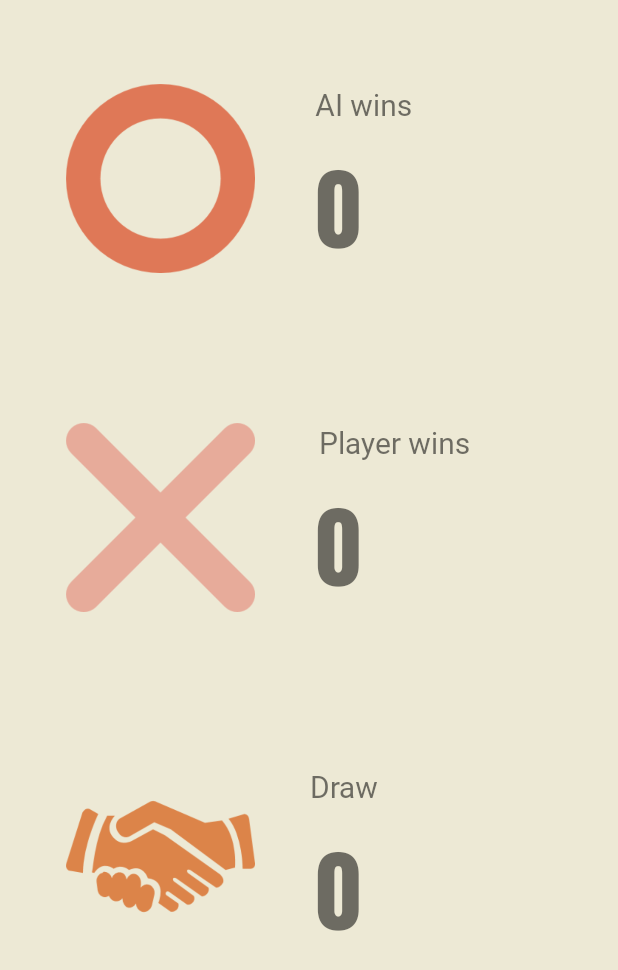
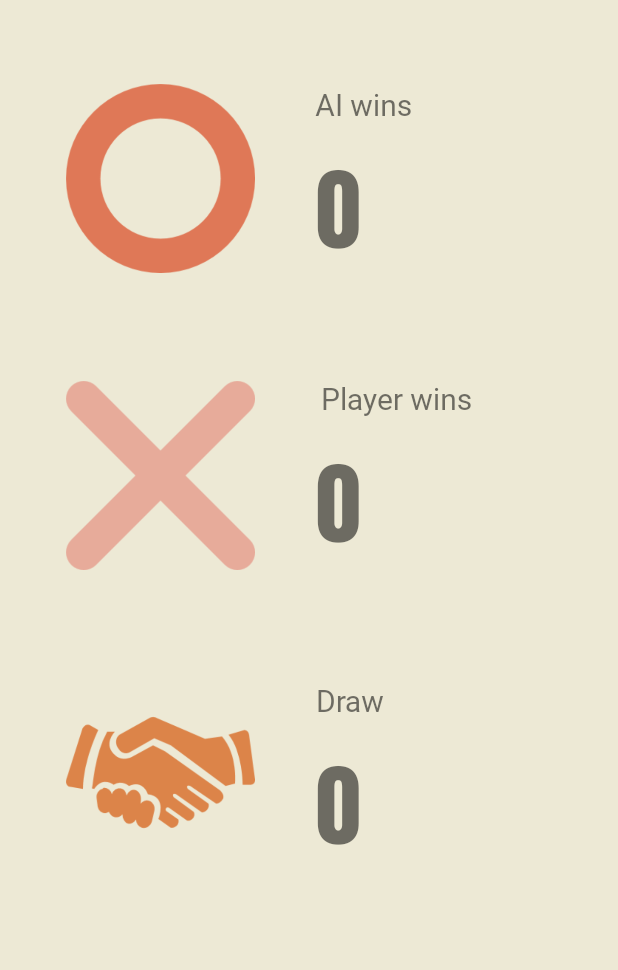
Before and after one commit to ChumyuenLaw/TicTacToe, an Android app: the StatisticsActivity screen opened directly, with no data from a screen before it, on a phone screen of 412 x 824 dp. Shown: the top 970 px of the screen. Run offline under Robolectric (Android 15) with nearby library versions, the phone set to English and light mode, and no system bars.

Commit message:
1.5.1 Set new fonts of Chinese. Fix some bugs.

```diff
--- a/app/src/main/java/com/chumyuenlaw/tictactoe/MainActivity.kt
+++ b/app/src/main/java/com/chumyuenlaw/tictactoe/MainActivity.kt
@@ -200,7 +200,7 @@ class MainActivity : AppCompatActivity() {
             saveBattleStatistics(userWon, computerWon, tie)
         } else {
             gameResultTW.text = getString(R.string.gameboard_gameresult_defeat)
-            information.text = getString(R.string.gameboard_info_encougarement)
+            information.text = getString(R.string.gameboard_info_encouragement)
             computerWon++
             mGameOver = true
             saveBattleStatistics(userWon, computerWon, tie)
--- a/app/src/main/java/com/chumyuenlaw/tictactoe/SettingsActivity.kt
+++ b/app/src/main/java/com/chumyuenlaw/tictactoe/SettingsActivity.kt
@@ -82,8 +82,8 @@ class SettingsActivity : AppCompatActivity() {
 
         aboutMeBtn.setOnClickListener {
             MaterialAlertDialogBuilder(this)
-                .setTitle("About Me")
-                .setMessage("An EE5415 individual project\nAuthor: Junyuan LUO\nGithub: https://github.com/ChumyuenLaw\nWelcome to star and fork!")
+                .setTitle(R.string.settings_about_me)
+                .setMessage(R.string.settings_about_me_info)
                 .setPositiveButton("OK") { _, _ -> }
                 .show()
         }
--- a/app/src/main/res/layout/activity_settings.xml
+++ b/app/src/main/res/layout/activity_settings.xml
@@ -11,13 +11,13 @@
         android:id="@+id/textView"
         android:layout_width="wrap_content"
         android:layout_height="wrap_content"
-        android:layout_marginTop="56dp"
+        android:layout_marginTop="36dp"
         android:fontFamily="@font/righteous"
         android:text="@string/settings_title"
         android:textColor="#FF7A3E65"
         android:textSize="60sp"
         app:layout_constraintEnd_toEndOf="parent"
-        app:layout_constraintHorizontal_bias="0.497"
+        app:layout_constraintHorizontal_bias="0.496"
         app:layout_constraintStart_toStartOf="parent"
         app:layout_constraintTop_toTopOf="parent" />
 
@@ -139,6 +139,7 @@
         style="@style/Widget.MaterialComponents.Button"
         android:layout_width="205dp"
         android:layout_height="45dp"
+        android:layout_marginBottom="16dp"
         android:fontFamily="@font/righteous"
         android:text="@string/settings_about_me"
         app:backgroundTint="#617143"
--- a/app/src/main/res/layout/activity_statistics.xml
+++ b/app/src/main/res/layout/activity_statistics.xml
@@ -50,7 +50,7 @@
         android:layout_width="126dp"
         android:layout_height="126dp"
         android:layout_marginStart="44dp"
-        android:layout_marginTop="100dp"
+        android:layout_marginTop="72dp"
         app:layout_constraintStart_toStartOf="parent"
         app:layout_constraintTop_toBottomOf="@+id/imageView"
         app:srcCompat="@drawable/close_256" />
@@ -59,14 +59,14 @@
         android:id="@+id/textView_you_win"
         android:layout_width="wrap_content"
         android:layout_height="wrap_content"
-        android:layout_marginTop="96dp"
+        android:layout_marginTop="252dp"
         android:fontFamily="@font/righteous"
         android:text="@string/statistics_player_wins"
         android:textSize="20sp"
         app:layout_constraintEnd_toEndOf="parent"
-        app:layout_constraintHorizontal_bias="0.303"
+        app:layout_constraintHorizontal_bias="0.31"
         app:layout_constraintStart_toEndOf="@+id/imageView4"
-        app:layout_constraintTop_toBottomOf="@+id/textView_ai_number" />
+        app:layout_constraintTop_toTopOf="parent" />
 
     <TextView
         android:id="@+id/textView_player_number"
@@ -87,7 +87,7 @@
         android:layout_width="126dp"
         android:layout_height="126dp"
         android:layout_marginStart="44dp"
-        android:layout_marginTop="100dp"
+        android:layout_marginTop="72dp"
         app:layout_constraintBottom_toBottomOf="parent"
         app:layout_constraintStart_toStartOf="parent"
         app:layout_constraintTop_toBottomOf="@+id/imageView4"
@@ -98,12 +98,12 @@
         android:id="@+id/textView_tie"
         android:layout_width="wrap_content"
         android:layout_height="wrap_content"
-        android:layout_marginTop="100dp"
+        android:layout_marginTop="72dp"
         android:fontFamily="@font/righteous"
         android:text="@string/statistics_draw"
         android:textSize="20sp"
         app:layout_constraintEnd_toEndOf="parent"
-        app:layout_constraintHorizontal_bias="0.186"
+        app:layout_constraintHorizontal_bias="0.208"
         app:layout_constraintStart_toEndOf="@+id/imageView5"
         app:layout_constraintTop_toBottomOf="@+id/textView_player_number" />
 
--- a/app/src/main/res/values/strings.xml
+++ b/app/src/main/res/values/strings.xml
@@ -16,6 +16,7 @@
     <string name="settings_sound_bgm">Background Music</string>
     <string name="settings_clear_cache">Clear Cache</string>
     <string name="settings_about_me">About Me</string>
+    <string name="settings_about_me_info">An EE5415 individual project\nAuthor: Junyuan LUO (57451737)\nGithub: https://github.com/ChumyuenLaw\nWelcome to star and fork!</string>
 
     <string name="statistics_ai_wins">AI wins</string>
     <string name="statistics_player_wins">Player wins</string>
@@ -27,7 +28,7 @@
     <string name="gameboard_info_ai_term">AI is thinking…</string>
     <string name="gameboard_info_player_term">Your turn!</string>
     <string name="gameboard_info_congratulation">You win! Congratulation!</string>
-    <string name="gameboard_info_encougarement">Be more careful!</string>
+    <string name="gameboard_info_encouragement">Be more careful!</string>
     <string name="gameboard_info_think_more">Oops! Almost successful!</string>
     <string name="gameboard_button_new_game">Play Again</string>
 
```
Also changed, not shown: app/src/main/res/font-zh-rCN/poppins.xml (added, +7 -0 lines), app/src/main/res/font-zh-rCN/anton.ttf (added), app/src/main/res/font-zh-rCN/lobster.ttf (added), app/src/main/res/font-zh-rCN/poppins_bold.ttf (added), 2 other files.
